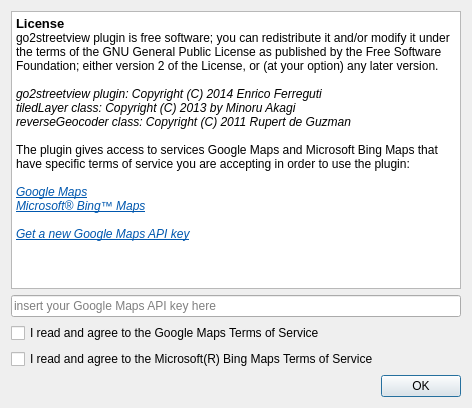
Qt form ui_go2streetviewLicense.ui (enricofer/go2streetview) before a commit.
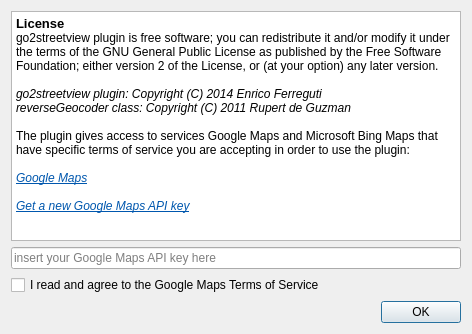
The same form after that commit.

Commit message: removed Bing support. Switch to Google maps oblique

The edit to the form file:
```diff
--- a/ui_go2streetviewLicense.ui
+++ b/ui_go2streetviewLicense.ui
@@ -7,7 +7,7 @@
     <x>0</x>
     <y>0</y>
     <width>472</width>
-    <height>408</height>
+    <height>334</height>
    </rect>
   </property>
   <property name="windowTitle">
@@ -25,13 +25,11 @@
 &lt;p style=&quot; margin-top:0px; margin-bottom:0px; margin-left:0px; margin-right:0px; -qt-block-indent:0; text-indent:0px;&quot;&gt;&lt;span style=&quot; font-family:'Ubuntu'; font-size:9pt;&quot;&gt;go2streetview plugin is free software; you can redistribute it and/or modify it under the terms of the GNU General Public License as published by the Free Software Foundation; either version 2 of the License, or (at your option) any later version.&lt;/span&gt;&lt;/p&gt;
 &lt;p style=&quot;-qt-paragraph-type:empty; margin-top:0px; margin-bottom:0px; margin-left:0px; margin-right:0px; -qt-block-indent:0; text-indent:0px; font-family:'Ubuntu'; font-size:9pt;&quot;&gt;&lt;br /&gt;&lt;/p&gt;
 &lt;p style=&quot; margin-top:0px; margin-bottom:0px; margin-left:0px; margin-right:0px; -qt-block-indent:0; text-indent:0px;&quot;&gt;&lt;span style=&quot; font-family:'Ubuntu'; font-size:9pt; font-style:italic;&quot;&gt;go2streetview plugin: Copyright (C) 2014 Enrico Ferreguti&lt;/span&gt;&lt;/p&gt;
-&lt;p style=&quot; margin-top:0px; margin-bottom:0px; margin-left:0px; margin-right:0px; -qt-block-indent:0; text-indent:0px;&quot;&gt;&lt;span style=&quot; font-family:'Ubuntu'; font-size:9pt; font-style:italic;&quot;&gt;tiledLayer class: Copyright (C) 2013 by Minoru Akagi&lt;/span&gt;&lt;/p&gt;
 &lt;p style=&quot; margin-top:0px; margin-bottom:0px; margin-left:0px; margin-right:0px; -qt-block-indent:0; text-indent:0px;&quot;&gt;&lt;span style=&quot; font-family:'Ubuntu'; font-size:9pt; font-style:italic;&quot;&gt;reverseGeocoder class: Copyright (C) 2011 Rupert de Guzman&lt;/span&gt;&lt;/p&gt;
 &lt;p style=&quot;-qt-paragraph-type:empty; margin-top:0px; margin-bottom:0px; margin-left:0px; margin-right:0px; -qt-block-indent:0; text-indent:0px; font-family:'Ubuntu'; font-size:9pt;&quot;&gt;&lt;br /&gt;&lt;/p&gt;
 &lt;p style=&quot; margin-top:0px; margin-bottom:0px; margin-left:0px; margin-right:0px; -qt-block-indent:0; text-indent:0px;&quot;&gt;&lt;span style=&quot; font-family:'Ubuntu'; font-size:9pt;&quot;&gt;The plugin gives access to services Google Maps and Microsoft Bing Maps that have specific terms of service you are accepting in order to use the plugin:&lt;/span&gt;&lt;/p&gt;
 &lt;p style=&quot;-qt-paragraph-type:empty; margin-top:0px; margin-bottom:0px; margin-left:0px; margin-right:0px; -qt-block-indent:0; text-indent:0px; font-family:'Ubuntu'; font-size:9pt;&quot;&gt;&lt;br /&gt;&lt;/p&gt;
 &lt;p style=&quot; margin-top:0px; margin-bottom:0px; margin-left:0px; margin-right:0px; -qt-block-indent:0; text-indent:0px;&quot;&gt;&lt;a href=&quot;https://developers.google.com/maps/terms&quot;&gt;&lt;span style=&quot; font-family:'Ubuntu'; font-size:9pt; font-style:italic; text-decoration: underline; color:#0057ae;&quot;&gt;Google Maps&lt;/span&gt;&lt;/a&gt;&lt;span style=&quot; font-family:'Ubuntu'; font-size:9pt; font-style:italic;&quot;&gt; &lt;/span&gt;&lt;/p&gt;
-&lt;p style=&quot; margin-top:0px; margin-bottom:0px; margin-left:0px; margin-right:0px; -qt-block-indent:0; text-indent:0px;&quot;&gt;&lt;a href=&quot;http://www.microsoft.com/maps/product/terms.html&quot;&gt;&lt;span style=&quot; font-family:'Ubuntu'; font-size:9pt; font-style:italic; text-decoration: underline; color:#0057ae;&quot;&gt;Microsoft® Bing™ Maps&lt;/span&gt;&lt;/a&gt;&lt;/p&gt;
 &lt;p style=&quot;-qt-paragraph-type:empty; margin-top:0px; margin-bottom:0px; margin-left:0px; margin-right:0px; -qt-block-indent:0; text-indent:0px; font-family:'Ubuntu'; font-size:9pt; font-style:italic; text-decoration: underline; color:#0057ae;&quot;&gt;&lt;br /&gt;&lt;/p&gt;
 &lt;p style=&quot; margin-top:0px; margin-bottom:0px; margin-left:0px; margin-right:0px; -qt-block-indent:0; text-indent:0px;&quot;&gt;&lt;a href=&quot;https://developers.google.com/maps/documentation/javascript/get-api-key&quot;&gt;&lt;span style=&quot; font-family:'Ubuntu'; font-size:9pt; font-style:italic; text-decoration: underline; color:#0057ae;&quot;&gt;Get a new Google Maps API key&lt;/span&gt;&lt;/a&gt;&lt;/p&gt;&lt;/body&gt;&lt;/html&gt;</string>
      </property>
@@ -51,13 +49,6 @@
      </property>
     </widget>
    </item>
-   <item>
-    <widget class="QCheckBox" name="checkBing">
-     <property name="text">
-      <string>I read and agree to the Microsoft(R) Bing Maps Terms of Service</string>
-     </property>
-    </widget>
-   </item>
    <item>
     <layout class="QHBoxLayout" name="horizontalLayout">
      <item>
```
The commit also changes 20 other files.
